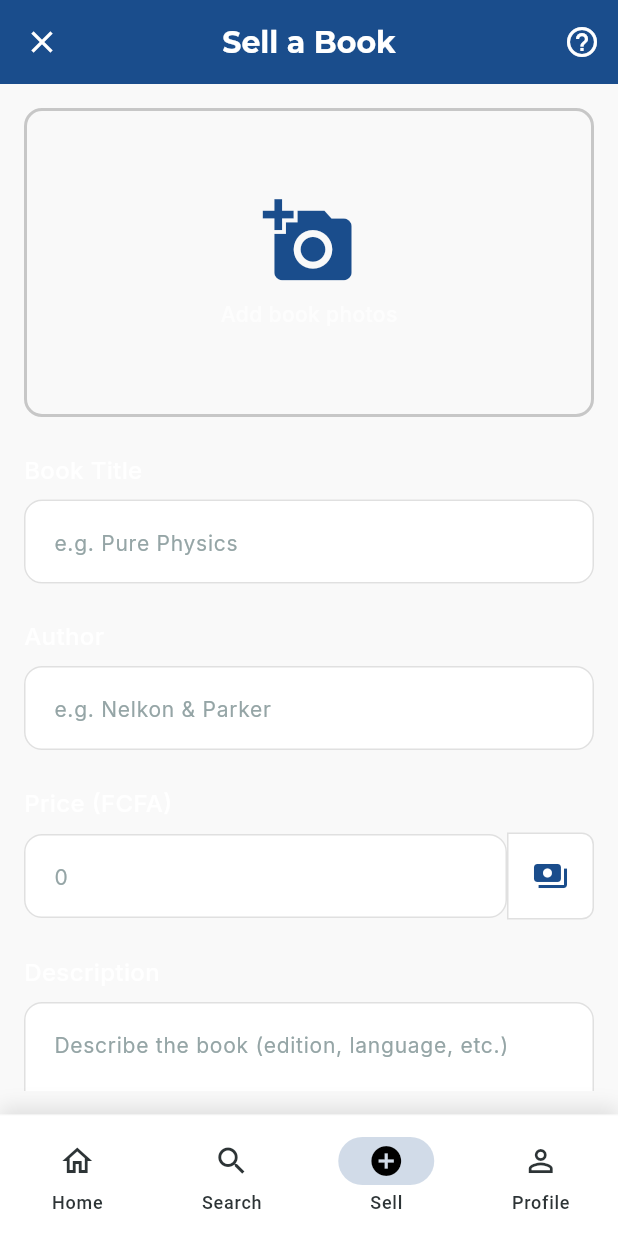
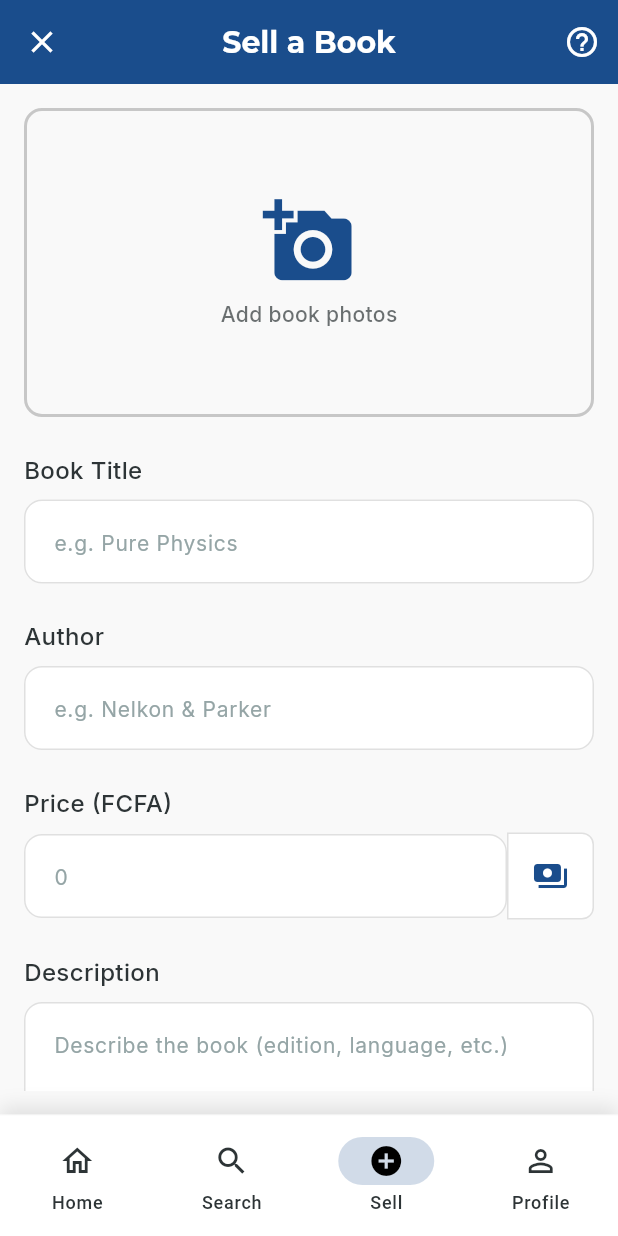
Before and after one commit to DCT-Berinyuy/book-bridge, a Flutter app: the screen it shows once a user with an empty profile is signed in, item 3 of the bottom bar chosen, on a phone screen of 412 x 824 dp. Run offline on Flutter 3.47's test engine with Material 3 defaults, Android fonts, the phone set to English and light mode, and no system bars; our stand-ins replace dartz, equatable, get_it, go_router, google_fonts, image_picker and 1 more; accounts and stored records are empty.

Commit message:
Fix Home/Search UI swap, resolve overflows on Search/Profile/Sell, and restore official UI

```diff
--- a/lib/features/listings/presentation/screens/search_screen.dart
+++ b/lib/features/listings/presentation/screens/search_screen.dart
@@ -134,7 +134,7 @@ class _SearchScreenState extends State<SearchScreen> {
                     crossAxisSpacing: 12,
                     mainAxisSpacing: 12,
                     childAspectRatio:
-                        2.1, // Increased vertical space for categories
+                        1.8, // Decreased ratio to provide more height and prevent overflow
                     children: [
                       _buildCategoryItem(
                         'Engineering',
--- a/lib/features/listings/presentation/screens/sell_screen.dart
+++ b/lib/features/listings/presentation/screens/sell_screen.dart
@@ -178,7 +178,7 @@ class _SellScreenState extends State<SellScreen> {
                     style: TextStyle(
                       fontSize: 16,
                       fontWeight: FontWeight.w500,
-                      color: Colors.white,
+                      color: Color(0xFF2D3436), // Ink Black
                     ),
                   ),
                   const SizedBox(height: 8),
@@ -213,7 +213,7 @@ class _SellScreenState extends State<SellScreen> {
                     style: TextStyle(
                       fontSize: 16,
                       fontWeight: FontWeight.w500,
-                      color: Colors.white,
+                      color: Color(0xFF2D3436), // Ink Black
                     ),
                   ),
                   const SizedBox(height: 8),
@@ -248,7 +248,7 @@ class _SellScreenState extends State<SellScreen> {
                     style: TextStyle(
                       fontSize: 16,
                       fontWeight: FontWeight.w500,
-                      color: Colors.white,
+                      color: Color(0xFF2D3436), // Ink Black
                     ),
                   ),
                   const SizedBox(height: 8),
@@ -319,7 +319,7 @@ class _SellScreenState extends State<SellScreen> {
                     style: TextStyle(
                       fontSize: 16,
                       fontWeight: FontWeight.w500,
-                      color: Colors.white,
+                      color: Color(0xFF2D3436), // Ink Black
                     ),
                   ),
                   const SizedBox(height: 8),
@@ -346,7 +346,7 @@ class _SellScreenState extends State<SellScreen> {
                     style: TextStyle(
                       fontSize: 18,
                       fontWeight: FontWeight.w700,
-                      color: Colors.white,
+                      color: Color(0xFF2D3436), // Ink Black
                     ),
                   ),
                   const SizedBox(height: 16),
@@ -356,6 +356,28 @@ class _SellScreenState extends State<SellScreen> {
                       borderRadius: BorderRadius.circular(8),
                       border: Border.all(color: Theme.of(context).dividerColor),
                     ),
+                    child: DropdownButtonHideUnderline(
+                      child: DropdownButton<String>(
+                        value: viewModel.condition,
+                        isExpanded: true,
+                        padding: const EdgeInsets.symmetric(horizontal: 16),
+                        items: const [
+                          DropdownMenuItem(value: 'new', child: Text('New')),
+                          DropdownMenuItem(
+                            value: 'like_new',
+                            child: Text('Like New'),
+                          ),
+                          DropdownMenuItem(value: 'good', child: Text('Good')),
+                          DropdownMenuItem(value: 'fair', child: Text('Fair')),
+                          DropdownMenuItem(value: 'poor', child: Text('Poor')),
+                        ],
+                        onChanged: (value) {
+                          if (value != null) {
+                            viewModel.setCondition(value);
+                          }
+                        },
+                      ),
+                    ),
                   ),
                   const SizedBox(height: 24),
                   // Social Venture Section
@@ -364,7 +386,7 @@ class _SellScreenState extends State<SellScreen> {
                     style: TextStyle(
                       fontSize: 18,
                       fontWeight: FontWeight.w700,
-                      color: Colors.white,
+                      color: Color(0xFF2D3436), // Ink Black
                     ),
                   ),
                   const SizedBox(height: 16),
@@ -374,7 +396,7 @@ class _SellScreenState extends State<SellScreen> {
                     style: TextStyle(
                       fontSize: 16,
                       fontWeight: FontWeight.w500,
-                      color: Colors.white,
+                      color: Color(0xFF2D3436), // Ink Black
                     ),
                   ),
                   const SizedBox(height: 8),
@@ -438,7 +460,7 @@ class _SellScreenState extends State<SellScreen> {
                       style: TextStyle(
                         fontSize: 16,
                         fontWeight: FontWeight.w500,
-                        color: Colors.white,
+                        color: Color(0xFF2D3436), // Ink Black
                       ),
                     ),
                     const SizedBox(height: 8),
@@ -555,7 +577,7 @@ class _SellScreenState extends State<SellScreen> {
           style: TextStyle(
             fontSize: 14,
             fontWeight: FontWeight.w500,
-            color: Colors.white.withValues(alpha: 0.7),
+            color: const Color(0xFF2D3436).withValues(alpha: 0.7),
           ),
         ),
       ],
```
Also changed, not shown: lib/features/listings/presentation/screens/home_screen.dart (+18 -14 lines), lib/features/listings/presentation/screens/profile_screen.dart (+36 -26 lines).
